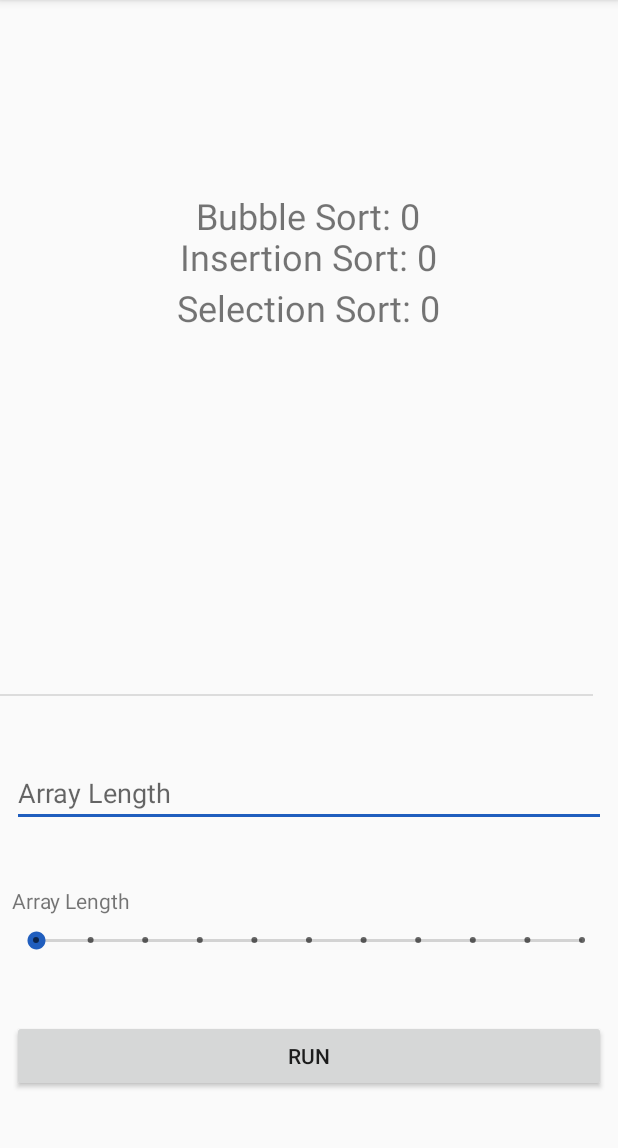
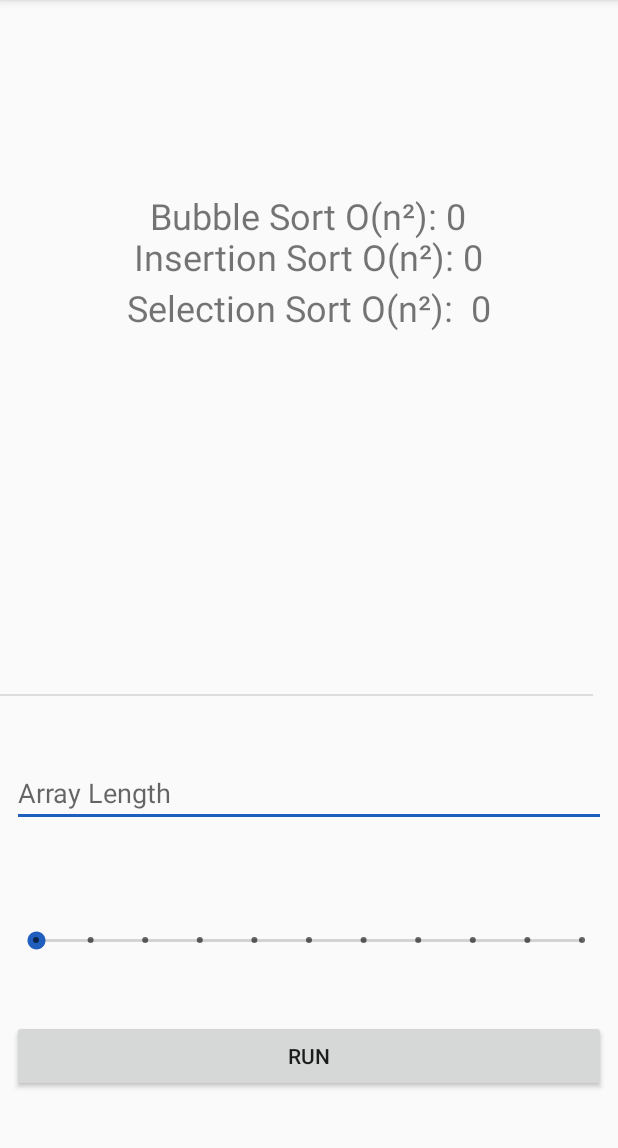
Before and after one commit to mykukla/RuntimeComparer, an Android app: the screen it shows after launch (MainActivity), after a tap on "RUN", on a phone screen of 412 x 824 dp, the part 84-1232 px from its top. Run offline under Robolectric (Android 15) with nearby library versions, the phone set to English and light mode, and no system bars; 6 statements that could not run were skipped.

Commit message:
DB
Added text queries on main screen

```diff
--- a/app/src/main/java/com/dberekdar/runtimecompare/MainActivity.kt
+++ b/app/src/main/java/com/dberekdar/runtimecompare/MainActivity.kt
@@ -7,6 +7,8 @@ import android.widget.EditText
 import android.widget.SeekBar
 import android.widget.TextView
 import kotlinx.android.synthetic.main.activity_main.*
+import org.w3c.dom.Text
+import java.sql.Types.INTEGER
 import java.util.*;
 
 class MainActivity : AppCompatActivity() {
@@ -17,24 +19,40 @@ class MainActivity : AppCompatActivity() {
 
         val runbutton = findViewById<Button>(R.id.runButton)
         val seekBar = findViewById<SeekBar>(R.id.seekBar)
-        val arrayLength = findViewById<EditText>(R.id.arrayLengthInput)
+        val arrayLengthinput = findViewById<EditText>(R.id.arrayLengthInput)
         val resultsTextView = findViewById<TextView>(R.id.resultsTextView)
         val resultsTextView1 = findViewById<TextView>(R.id.resultTextview1)
         val resultsTextView2 = findViewById<TextView>(R.id.resultTextView2)
+        val resultsTextView3 = findViewById<TextView>(R.id.resultTextView3)
 
         runbutton.setOnClickListener {
+        val content = arrayLengthinput.getText().toString()
+            textView.setText(content)
 
             val randomInt = Random()
-            //val array = IntArray(seekBar.progress * 1000)
-            val array = IntArray(seekBar.progress * 1000 )
-            for (i in array.indices) {
-                array[i] = Math.abs(randomInt.nextInt()) % 100
+
+            if (arrayLengthinput != null){
+                val array = IntArray(content.toInt())
+                for (i in array.indices) {
+                    array[i] = Math.abs(randomInt.nextInt()) % 100
+                }
+                resultsTextView.text = "Insertion Sort O(n²): " + aCompare.insertionSort(array).toString()
+                resultTextview1.text = "Bubble Sort O(n²): " + aCompare.bubbleSort(array).toString()
+                resultTextView2.text = "Selection Sort O(n²):  " + aCompare.selectionSort(array).toString()
+                resultTextView3.text = "Merge Sort O(nLog(n)): " + aCompare.mergeSort(array, 0, array.size - 1).toString()
+
+            } else {
+                val array = IntArray(seekBar.progress * 100)
+                for (i in array.indices) {
+                    array[i] = Math.abs(randomInt.nextInt()) % 100
+                }
+
+                resultsTextView.text = "Insertion Sort O(n²): " + aCompare.insertionSort(array).toString()
+                resultTextview1.text = "Bubble Sort O(n²): " + aCompare.bubbleSort(array).toString()
+                resultTextView2.text = "Selection Sort O(n²):  " + aCompare.selectionSort(array).toString()
+                resultTextView3.text = "Merge Sort O(nLog(n)): " + aCompare.mergeSort(array, 0, array.size - 1).toString()
+
             }
-
-
-            resultsTextView.text =  "Insertion Sort: " + aCompare.insertionSort(array).toString()
-            resultTextview1.text = "Bubble Sort: " + aCompare.bubbleSort(array).toString()
-            resultTextView2.text = "Selection Sort: " + aCompare.selectionSort(array).toString()
 
 
 
--- a/app/src/main/res/layout/activity_main.xml
+++ b/app/src/main/res/layout/activity_main.xml
@@ -114,4 +114,20 @@
         app:layout_constraintTop_toTopOf="parent"
         app:layout_constraintVertical_bias="0.437" />
 
+    <TextView
+        android:id="@+id/resultTextView3"
+        android:layout_width="wrap_content"
+        android:layout_height="wrap_content"
+        android:layout_marginStart="8dp"
+        android:layout_marginTop="8dp"
+        android:layout_marginEnd="8dp"
+        android:layout_marginBottom="8dp"
+        android:textSize="24sp"
+        app:layout_constraintBottom_toTopOf="@+id/divider"
+        app:layout_constraintEnd_toEndOf="parent"
+        app:layout_constraintHorizontal_bias="0.498"
+        app:layout_constraintStart_toStartOf="parent"
+        app:layout_constraintTop_toTopOf="parent"
+        app:layout_constraintVertical_bias="0.52" />
+
 </android.support.constraint.ConstraintLayout>
```
Also changed, not shown: app/src/main/java/com/dberekdar/runtimecompare/aCompare.java (+54 -5 lines).
